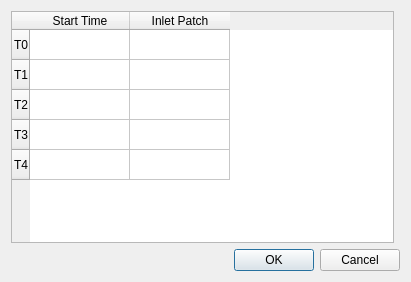
Eng-RSMY/petroFoam, file tracers.ui: the form before one commit.
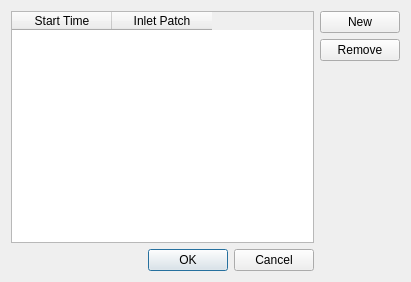
The form after the commit.

The edit to the form file:
```diff
--- a/tracers.ui
+++ b/tracers.ui
@@ -19,7 +19,7 @@
    <string>Dialog</string>
   </property>
   <layout class="QGridLayout" name="gridLayout">
-   <item row="3" column="0" colspan="2">
+   <item row="3" column="0">
     <widget class="QDialogButtonBox" name="buttonBox">
      <property name="orientation">
       <enum>Qt::Horizontal</enum>
@@ -29,33 +29,41 @@
      </property>
     </widget>
    </item>
-   <item row="1" column="0" rowspan="2">
+   <item row="0" column="1">
+    <widget class="QPushButton" name="pushButton">
+     <property name="text">
+      <string>New</string>
+     </property>
+    </widget>
+   </item>
+   <item row="1" column="1">
+    <widget class="QPushButton" name="pushButton_2">
+     <property name="text">
+      <string>Remove</string>
+     </property>
+    </widget>
+   </item>
+   <item row="2" column="1">
+    <spacer name="verticalSpacer">
+     <property name="orientation">
+      <enum>Qt::Vertical</enum>
+     </property>
+     <property name="sizeHint" stdset="0">
+      <size>
+       <width>20</width>
+       <height>40</height>
+      </size>
+     </property>
+    </spacer>
+   </item>
+   <item row="0" column="0" rowspan="3">
     <widget class="QTableWidget" name="tableWidget">
-     <row>
-      <property name="text">
-       <string>T0</string>
-      </property>
-     </row>
-     <row>
-      <property name="text">
-       <string>T1</string>
-      </property>
-     </row>
-     <row>
-      <property name="text">
-       <string>T2</string>
-      </property>
-     </row>
-     <row>
-      <property name="text">
-       <string>T3</string>
-      </property>
-     </row>
-     <row>
-      <property name="text">
-       <string>T4</string>
-      </property>
-     </row>
+     <property name="selectionMode">
+      <enum>QAbstractItemView::SingleSelection</enum>
+     </property>
+     <property name="selectionBehavior">
+      <enum>QAbstractItemView::SelectRows</enum>
+     </property>
      <column>
       <property name="text">
        <string>Start Time</string>
```
Left out of the diff: 40 changed lines with no effect on the pictures.
